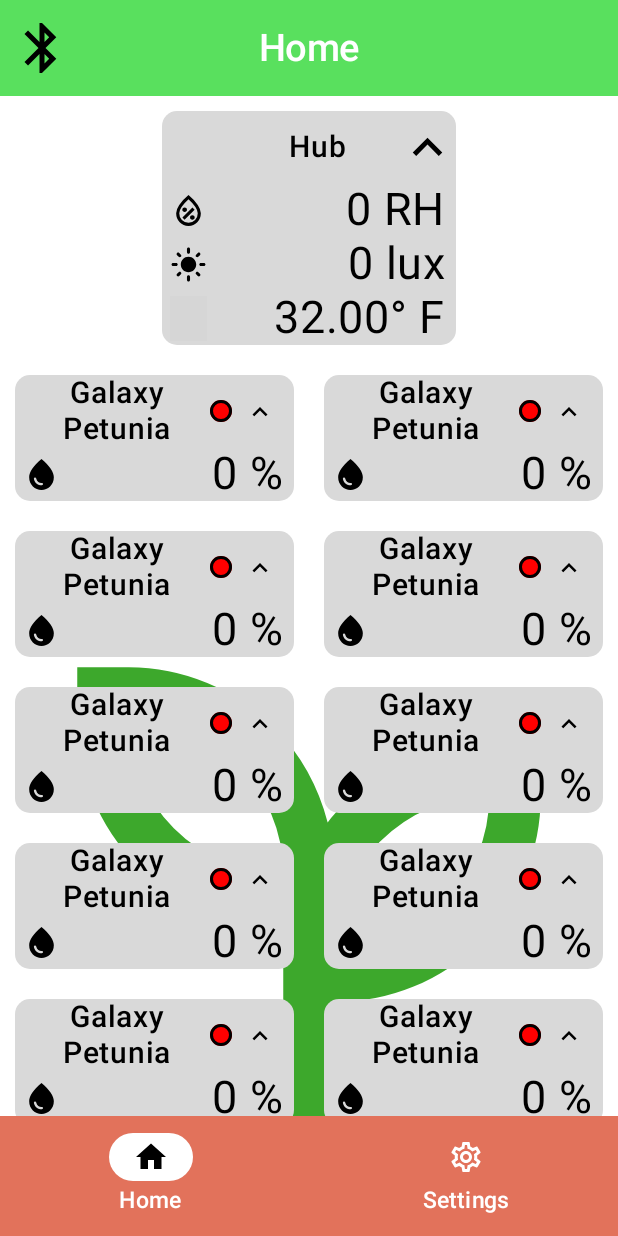
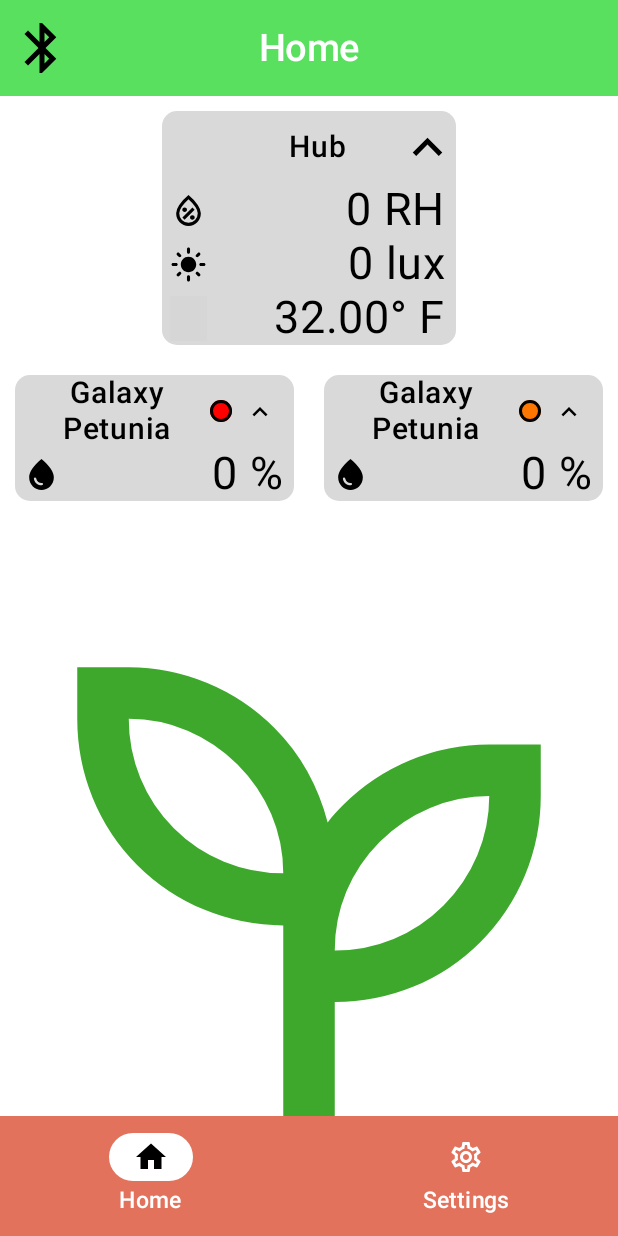
Before and after one commit to CameronRotering/PlantLink, an Android app built with Jetpack Compose: the screen it shows after launch (MainActivity), on a phone screen of 412 x 824 dp. Run offline under Robolectric (Android 15) with nearby library versions, the phone set to English and light mode, and no system bars; our stand-ins replace Room's generated code; 1 statement that could not run was skipped; grey boxes are pictures that could not be loaded.

Commit message:
Updated gradle and removed hardcoded PlantLink devices.

```diff
--- a/app/src/main/java/com/themakers/plantlink/MainActivity.kt
+++ b/app/src/main/java/com/themakers/plantlink/MainActivity.kt
@@ -96,18 +96,18 @@ class MainActivity : ComponentActivity() {
 
     val plantDeviceList = mutableListOf<PlantDevice>(
         PlantDevice("00:00:00:00:00:00", "Galaxy Petunia", "1", "10"),
-        PlantDevice("00:00:00:00:00:01", "Galaxy Petunia", "1", "10"), // For testing
-        PlantDevice("00:00:00:00:00:02", "Galaxy Petunia", "1", "10"),
-        PlantDevice("00:00:00:00:00:03", "Galaxy Petunia", "1", "10"),
-        PlantDevice("00:00:00:00:00:04", "Galaxy Petunia", "1", "10"),
-        PlantDevice("00:00:00:00:00:05", "Galaxy Petunia", "1", "10"),
-        PlantDevice("00:00:00:00:00:06", "Galaxy Petunia", "1", "10"),
-        PlantDevice("00:00:00:00:00:07", "Galaxy Petunia", "1", "10"),
-        PlantDevice("00:00:00:00:00:08", "Galaxy Petunia", "1", "10"),
-        PlantDevice("00:00:00:00:00:09", "Galaxy Petunia", "1", "10"),
-        PlantDevice("00:00:00:00:00:10", "Galaxy Petunia", "1", "10"),
-        PlantDevice("00:00:00:00:00:11", "Galaxy Petunia", "1", "10"),
-        PlantDevice("00:00:00:00:00:12", "Galaxy Petunia", "1", "10")
+        //PlantDevice("00:00:00:00:00:01", "Galaxy Petunia", "1", "10"), // For testing
+        //PlantDevice("00:00:00:00:00:02", "Galaxy Petunia", "1", "10"),
+        //PlantDevice("00:00:00:00:00:03", "Galaxy Petunia", "1", "10"),
+        //PlantDevice("00:00:00:00:00:04", "Galaxy Petunia", "1", "10"),
+        //PlantDevice("00:00:00:00:00:05", "Galaxy Petunia", "1", "10"),
+        //PlantDevice("00:00:00:00:00:06", "Galaxy Petunia", "1", "10"),
+        //PlantDevice("00:00:00:00:00:07", "Galaxy Petunia", "1", "10"),
+        //PlantDevice("00:00:00:00:00:08", "Galaxy Petunia", "1", "10"),
+        //PlantDevice("00:00:00:00:00:09", "Galaxy Petunia", "1", "10"),
+        //PlantDevice("00:00:00:00:00:10", "Galaxy Petunia", "1", "10"),
+        //PlantDevice("00:00:00:00:00:11", "Galaxy Petunia", "1", "10"),
+        //PlantDevice("00:00:00:00:00:12", "Galaxy Petunia", "1", "10")
     )
 
     val hubDevice = mutableStateOf(HubDevice("00:00:00:00:00:00", "Hub"))
--- a/build.gradle.kts
+++ b/build.gradle.kts
@@ -1,6 +1,6 @@
 // Top-level build file where you can add configuration options common to all sub-projects/modules.
 plugins {
-    id("com.android.library") version "8.11.1" apply false
+    id("com.android.library") version "8.12.0" apply false
     id("com.google.devtools.ksp") version "2.2.0-2.0.2" apply false // Most recent version that works with this version of kotlin
 
     alias(libs.plugins.android.application) apply false
--- a/gradle/libs.versions.toml
+++ b/gradle/libs.versions.toml
@@ -1,5 +1,5 @@
 [versions]
-androidGradlePlugin = "8.11.1"
+androidGradlePlugin = "8.12.0"
 activityCompose = "1.10.1"
 compiler = "1.5.15"
 coreKtx = "1.16.0"
```
